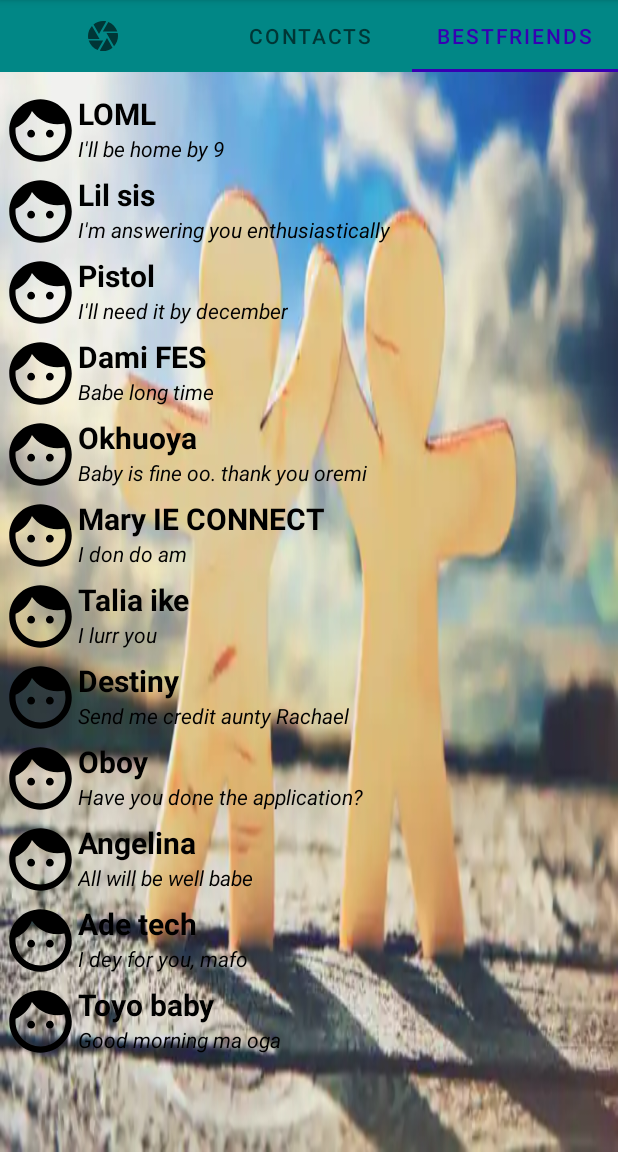
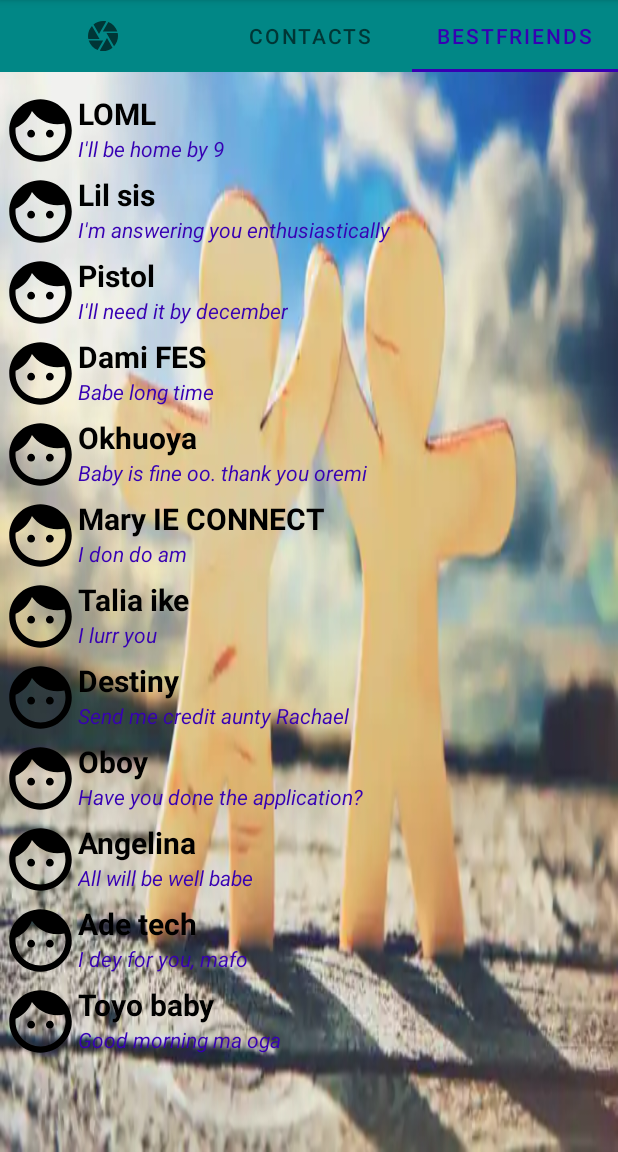
Before and after one commit to Raikhuomon/MINIPROJECT2, an Android app: the screen it shows after launch (MainActivity), tab 3 chosen, on a phone screen of 412 x 824 dp, the part 84-1236 px from its top. Run offline under Robolectric (Android 15) with nearby library versions, the phone set to English and light mode, and no system bars.

Commit message:
Bestfriend layout edited

```diff
--- a/app/src/main/res/layout/best_friends_layout.xml
+++ b/app/src/main/res/layout/best_friends_layout.xml
@@ -28,7 +28,7 @@
         android:layout_height="wrap_content"
         android:text="TextView"
         android:textStyle="italic"
-        android:textColor="@color/black"
+        android:textColor="@color/purple_700"
         app:layout_constraintTop_toBottomOf="@id/userName"
         app:layout_constraintStart_toEndOf="@id/profilePic"
         />
```
